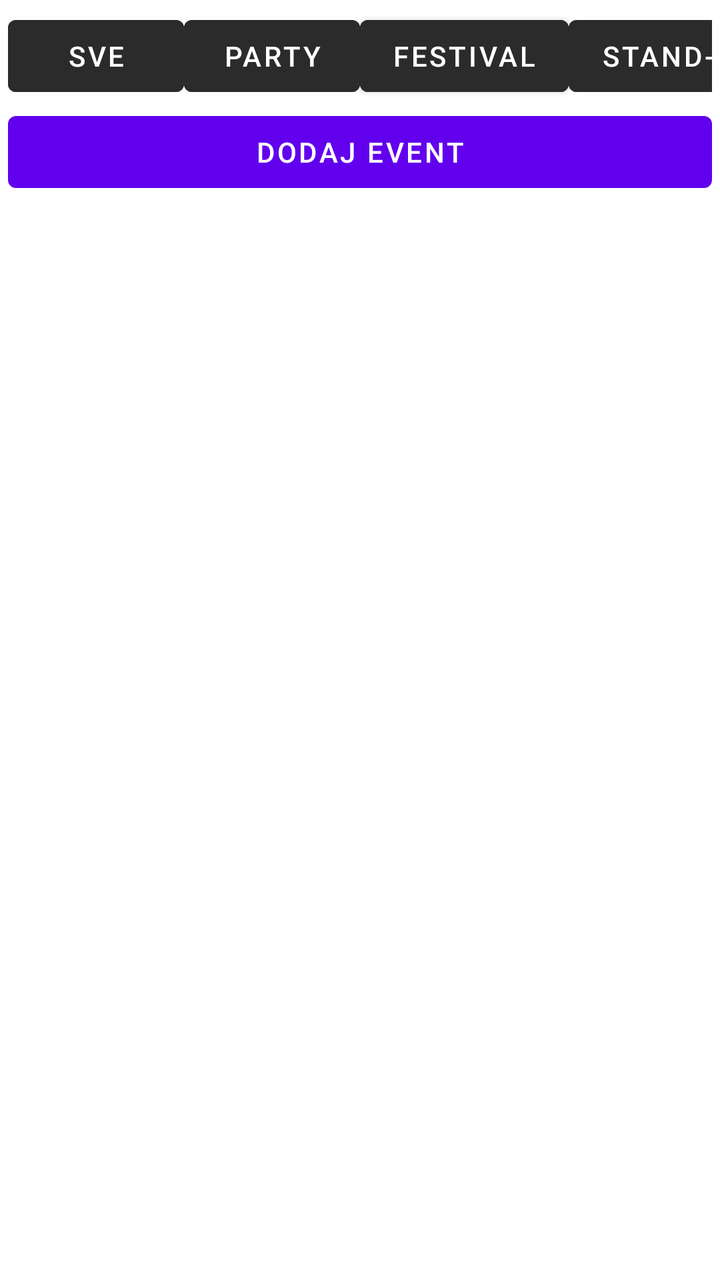
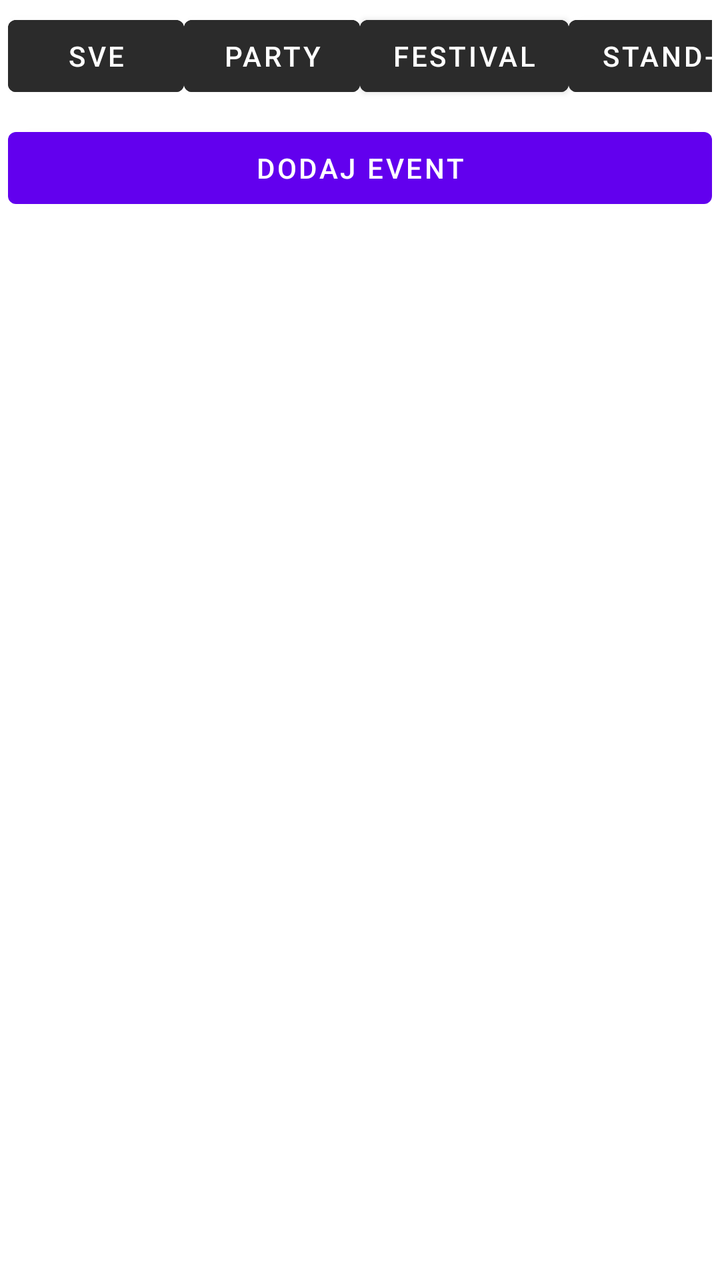

Screens rendered from an Android XML layout before and after an edit, with the pre-edit source and the edit as a unified diff.
<!-- AndroidManifest.xml: application theme Theme.EventsApp -->
<!-- res/layout/fragment_events.xml -->
<?xml version="1.0" encoding="utf-8"?>
<LinearLayout xmlns:android="http://schemas.android.com/apk/res/android"
    xmlns:tools="http://schemas.android.com/tools"
    android:layout_width="match_parent"
    android:layout_height="match_parent"
    android:orientation="vertical"
    android:paddingHorizontal="4dp"
    android:paddingTop="4dp"
    tools:context=".EventsFragment">

    <HorizontalScrollView
        android:id="@+id/scrollCategories"
        android:layout_width="match_parent"
        android:layout_height="wrap_content"
        android:scrollbars="none">

        <LinearLayout
            android:id="@+id/layoutCategoryBtns"
            android:layout_width="wrap_content"
            android:layout_height="wrap_content"
            android:orientation="horizontal">

            <Button
                android:id="@+id/btnFilterAll"
                android:layout_width="wrap_content"
                android:layout_height="wrap_content"
                android:text="@string/sve"
                android:backgroundTint="@color/grey"
                />

            <Button
                android:id="@+id/btnFilterParty"
                android:layout_width="wrap_content"
                android:layout_height="wrap_content"
                android:text="@string/party"
                android:backgroundTint="@color/grey"
                />

            <Button
                android:id="@+id/btnFilterFestival"
                android:layout_width="wrap_content"
                android:layout_height="wrap_content"
                android:text="@string/festival"
                android:backgroundTint="@color/grey"
                />

            <Button
                android:id="@+id/btnFilterTheater"
                android:layout_width="wrap_content"
                android:layout_height="wrap_content"
                android:text="@string/stand_up_theater"
                android:backgroundTint="@color/grey"
                />

            <Button
                android:id="@+id/btnFilterConcert"
                android:layout_width="wrap_content"
                android:layout_height="wrap_content"
                android:text="@string/concert"
                android:backgroundTint="@color/grey"
                />

            <Button
                android:id="@+id/btnFilterExhibition"
                android:layout_width="wrap_content"
                android:layout_height="wrap_content"
                android:text="@string/exhibition"
                android:backgroundTint="@color/grey"
                />
        </LinearLayout>
    </HorizontalScrollView>

    <Button
        android:id="@+id/btnAddEvent"
        android:layout_width="match_parent"
        android:layout_height="wrap_content"
        android:text="@string/dodaj_event"
        />

    <LinearLayout
        android:id="@+id/listContainer"
        android:layout_width="match_parent"
        android:layout_height="0dp"
        android:orientation="vertical"
        android:layout_weight="1"
        >

        <ListView
            android:id="@+id/listEvents"
            android:layout_width="match_parent"
            android:layout_height="match_parent"
            />

        <TextView
            android:id="@+id/txtNoEvents"
            android:layout_width="match_parent"
            android:layout_height="match_parent"
            android:text="@string/no_upcoming_events"
            android:gravity="center"
            android:visibility="gone"
            />
    </LinearLayout>

</LinearLayout>
<!-- resources referenced by this layout -->
<resources>
  <color name="grey">#2B2B2B</color>
  <string name="concert">Concert</string>
  <string name="dodaj_event">dodaj event</string>
  <string name="exhibition">Exhibition</string>
  <string name="festival">Festival</string>
  <string name="no_upcoming_events">No upcoming events</string>
  <string name="party">Party</string>
  <string name="stand_up_theater">Stand-Up &amp; Theater</string>
  <string name="sve">Sve</string>
  <style name="Theme.EventsApp" parent="Theme.MaterialComponents.DayNight.DarkActionBar">
          
          <item name="colorPrimary">@color/purple_500</item>
          <item name="colorPrimaryVariant">@color/purple_700</item>
          <item name="colorOnPrimary">@color/white</item>
          
          <item name="colorSecondary">@color/teal_200</item>
          <item name="colorSecondaryVariant">@color/teal_700</item>
          <item name="colorOnSecondary">@color/black</item>
          
          <item name="android:statusBarColor">?attr/colorPrimaryVariant</item>
          
      </style>
  <color name="purple_500">#FF6200EE</color>
  <color name="purple_700">#FF3700B3</color>
  <color name="white">#FFFFFFFF</color>
  <color name="teal_200">#FF03DAC5</color>
  <color name="teal_700">#FF018786</color>
  <color name="black">#FF000000</color>
</resources>

<!-- the commit's change to res/layout/fragment_events.xml (unified diff, before → after) -->
@@ -12,7 +12,8 @@
         android:id="@+id/scrollCategories"
         android:layout_width="match_parent"
         android:layout_height="wrap_content"
-        android:scrollbars="none">
+        android:scrollbars="none"
+        android:paddingBottom="8dp">
 
         <LinearLayout
             android:id="@+id/layoutCategoryBtns"
